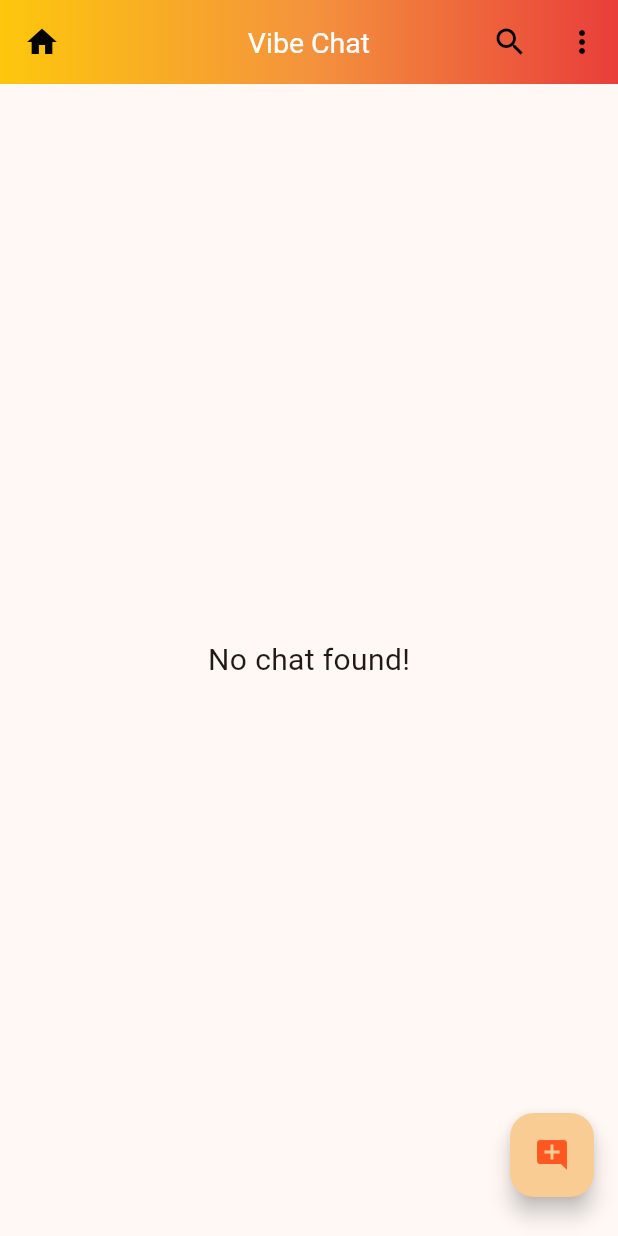
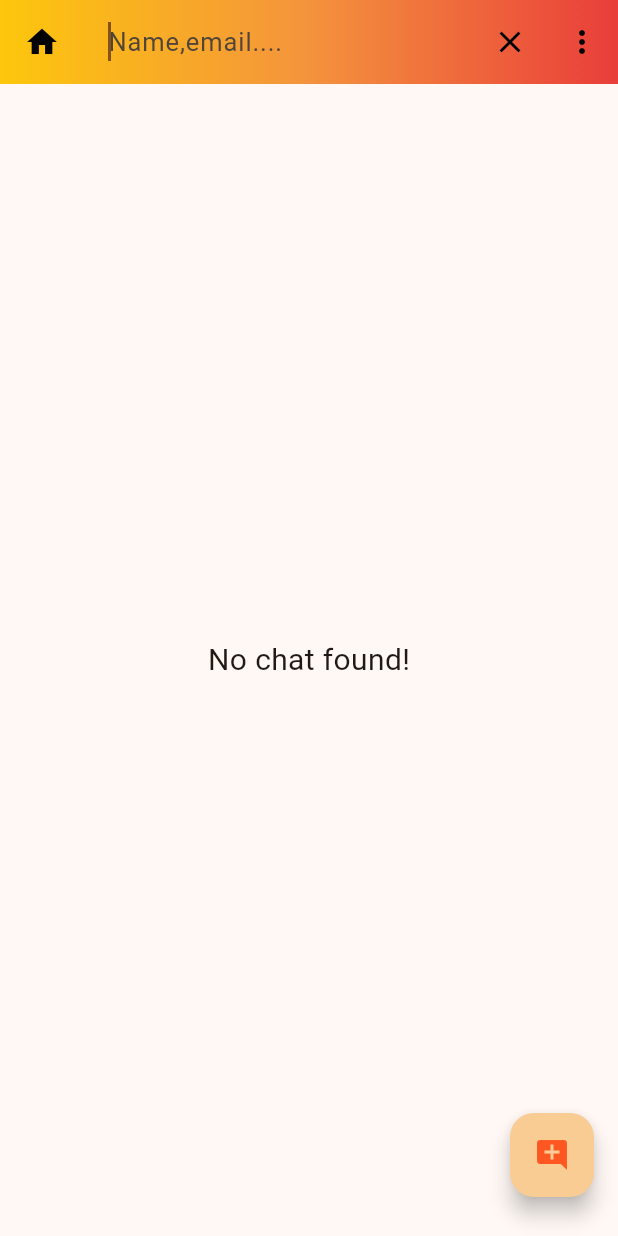
Before and after one commit to madhavmuthreja87/VibeChat, a Flutter app: the HomeScreen screen opened directly, after a tap on the "search" icon, on a phone screen of 412 x 824 dp. Run offline on Flutter 3.47's test engine with Material 3 defaults, Android fonts, the phone set to English and light mode, and no system bars; our stand-ins replace cached_network_image, cloud_firestore, firebase_auth, firebase_core, google_sign_in; accounts and stored records are empty; generated files the repository leaves out were written again.

Commit message:
Search list option activated and back button at serching time ux done

```diff
--- a/vibechat/lib/screens/home_screen.dart
+++ b/vibechat/lib/screens/home_screen.dart
@@ -1,9 +1,9 @@
 import 'dart:convert';
-import 'dart:math' hide log;
 import 'dart:developer';
 
 import 'package:firebase_auth/firebase_auth.dart';
 import 'package:flutter/material.dart';
+import 'package:flutter/material.dart' as CuppertinoIcons;
 import 'package:google_sign_in/google_sign_in.dart';
 import 'package:vibechat/api/apis.dart';
 import 'package:vibechat/main.dart';
@@ -19,7 +19,14 @@ class HomeScreen extends StatefulWidget {
 }
 
 class _HomeScreenState extends State<HomeScreen> {
-  List<Chat_User> list = [];
+  //for storing all users
+  List<Chat_User> _list = [];
+
+  //for storing searched items
+  final List<Chat_User> _searchList = [];
+
+  //for storing  search status
+  bool isSearching = false;
 
   @override
   void initState() {
@@ -30,24 +37,83 @@ class _HomeScreenState extends State<HomeScreen> {
 
   @override
   Widget build(BuildContext context) {
-    return Scaffold(
+    return GestureDetector(
+      onTap: () {
+        FocusScope.of(context).unfocus();
+      },
+      child: WillPopScope(
+        onWillPop: () {
+          if (isSearching) {
+            setState(() {
+              isSearching = !isSearching;
+            });
+            return Future.value(false);
+          } else {
+            return Future.value((true));
+          }
+        },
+        child: Scaffold(
           appBar: AppBar(
-        title: const Text("Vibe Chat"),
+            title: isSearching
+                ? TextField(
+                    decoration: const InputDecoration(
+                      border: InputBorder.none,
+                      hintText: "Name,email....",
+                    ),
+                    autofocus: true,
+                    style: TextStyle(fontSize: 17, letterSpacing: 0.6),
+                    onChanged: (value) {
+                      _searchList.clear();
+                      //search logic
+                      if (value.isNotEmpty) {
+                        for (var i in _list) {
+                          if (!_searchList.contains(value) &&
+                              (i.name!.toLowerCase().contains(
+                                    value.toLowerCase(),
+                                  ) ||
+                                  i.email!.toLowerCase().contains(
+                                    (value.toLowerCase()),
+                                  ))) {
+                            _searchList.add(i);
+                          }
+                          setState(() {
+                            _searchList;
+                          });
+                        }
+                      }
+                    },
+                  )
+                : Text("Vibe Chat"),
             flexibleSpace: Container(
               decoration: const BoxDecoration(
                 gradient: LinearGradient(
-              colors: [Color(0xFFFDC70C), Color(0xFFF4933D), Color(0xFFE93E3A)],
+                  colors: [
+                    Color(0xFFFDC70C),
+                    Color(0xFFF4933D),
+                    Color(0xFFE93E3A),
+                  ],
                 ),
               ),
             ),
             leading: Icon(Icons.home),
             actions: [
-          IconButton(onPressed: () {}, icon: const Icon(Icons.search)),
+              IconButton(
+                onPressed: () {
+                  setState(() {
+                    isSearching = !isSearching;
+                  });
+                },
+                icon: Icon(
+                  isSearching ? CuppertinoIcons.Icons.clear : Icons.search,
+                ),
+              ),
               IconButton(
                 onPressed: () {
                   Navigator.push(
                     context,
-                MaterialPageRoute(builder: (_) => ProfileScreen(user: Apis.me)),
+                    MaterialPageRoute(
+                      builder: (_) => ProfileScreen(user: Apis.me),
+                    ),
                   );
                 },
                 icon: const Icon(Icons.more_vert),
@@ -82,21 +148,26 @@ class _HomeScreenState extends State<HomeScreen> {
                   log("data: ${jsonEncode(d.data())}");
                 }
 
-            list = data.map((e) => Chat_User.fromJson(e.data())).toList();
-            if (list.isNotEmpty) {
+                _list = data.map((e) => Chat_User.fromJson(e.data())).toList();
+                if (_list.isNotEmpty) {
                   return ListView.builder(
-                itemCount: list.length,
+                    itemCount: isSearching ? _searchList.length : _list.length,
                     physics: BouncingScrollPhysics(),
                     padding: EdgeInsets.only(top: mq.height * 0.01),
                     itemBuilder: (context, index) {
-                  final user = list[index];
+                      final user = isSearching
+                          ? _searchList[index]
+                          : _list[index];
 
                       return ChatUserCard(user: user);
                     },
                   );
                 } else {
                   return Center(
-                child: Text("No chat found!", style: TextStyle(fontSize: 20)),
+                    child: Text(
+                      "No chat found!",
+                      style: TextStyle(fontSize: 20),
+                    ),
                   );
                 }
               } else {
@@ -106,6 +177,8 @@ class _HomeScreenState extends State<HomeScreen> {
               }
             },
           ),
+        ),
+      ),
     );
   }
 }
```
Lines whose indentation alone changed are shown as unchanged.
